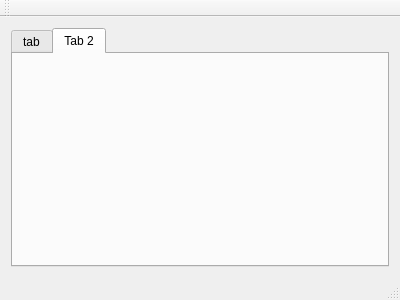
Above: receptionPR/mainwindow.ui from Maxilei/Share_appPdV_NW before the change. Below: the same form after it.
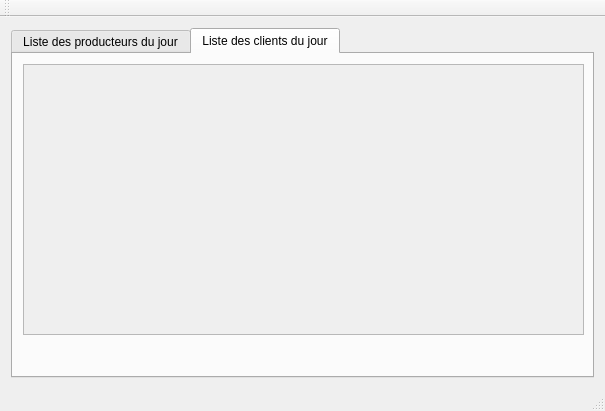
That is the form after the change. The open tabs and pages were chosen to show the change.

```diff
--- a/receptionPR/mainwindow.ui
+++ b/receptionPR/mainwindow.ui
@@ -6,8 +6,8 @@
    <rect>
     <x>0</x>
     <y>0</y>
-    <width>400</width>
-    <height>300</height>
+    <width>605</width>
+    <height>411</height>
    </rect>
   </property>
   <property name="windowTitle">
@@ -22,7 +22,7 @@
       </property>
       <widget class="QWidget" name="tab">
        <attribute name="title">
-        <string>tab</string>
+        <string>Liste des producteurs du jour</string>
        </attribute>
        <layout class="QVBoxLayout" name="verticalLayout_2">
         <item>
@@ -51,8 +51,42 @@
       </widget>
       <widget class="QWidget" name="tab_2">
        <attribute name="title">
-        <string>Tab 2</string>
+        <string>Liste des clients du jour</string>
        </attribute>
+       <widget class="QScrollArea" name="scrollArea_2">
+        <property name="geometry">
+         <rect>
+          <x>10</x>
+          <y>10</y>
+          <width>561</width>
+          <height>271</height>
+         </rect>
+        </property>
+        <property name="widgetResizable">
+         <bool>true</bool>
+        </property>
+        <widget class="QWidget" name="scrollAreaWidgetContents_2">
+         <property name="geometry">
+          <rect>
+           <x>0</x>
+           <y>0</y>
+           <width>559</width>
+           <height>269</height>
+          </rect>
+         </property>
+         <widget class="QWidget" name="verticalLayoutWidget">
+          <property name="geometry">
+           <rect>
+            <x>10</x>
+            <y>10</y>
+            <width>541</width>
+            <height>251</height>
+           </rect>
+          </property>
+          <layout class="QVBoxLayout" name="verticalLayout_3"/>
+         </widget>
+        </widget>
+       </widget>
       </widget>
      </widget>
     </item>
```
Left out of the diff: 12 changed lines with no effect on the pictures.
